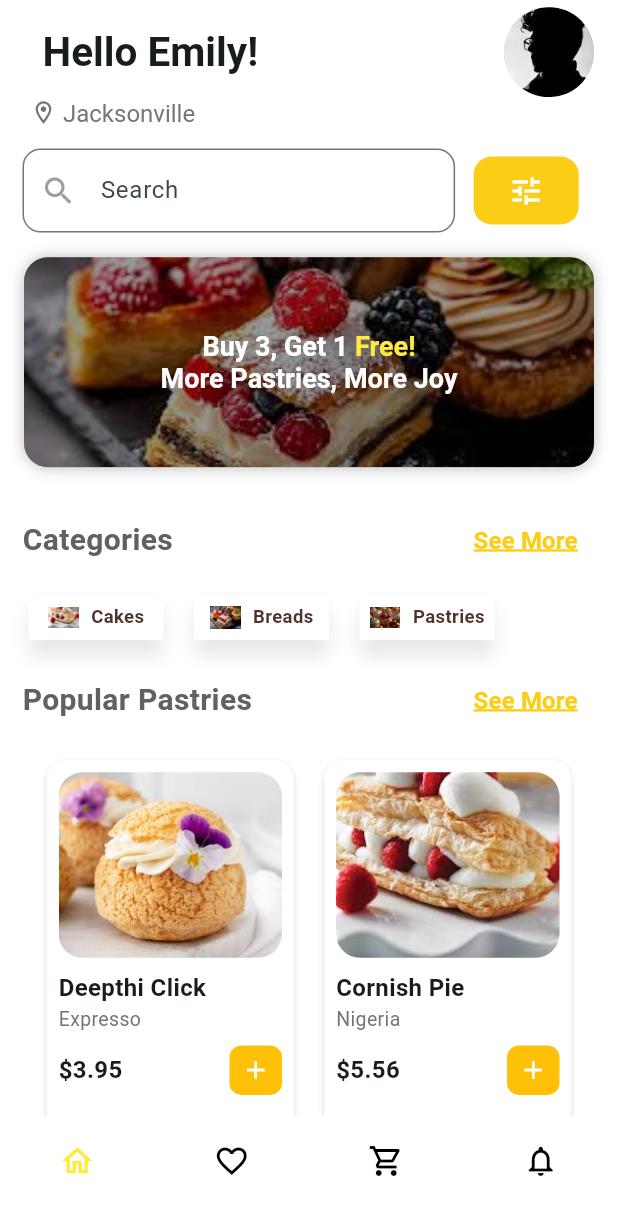
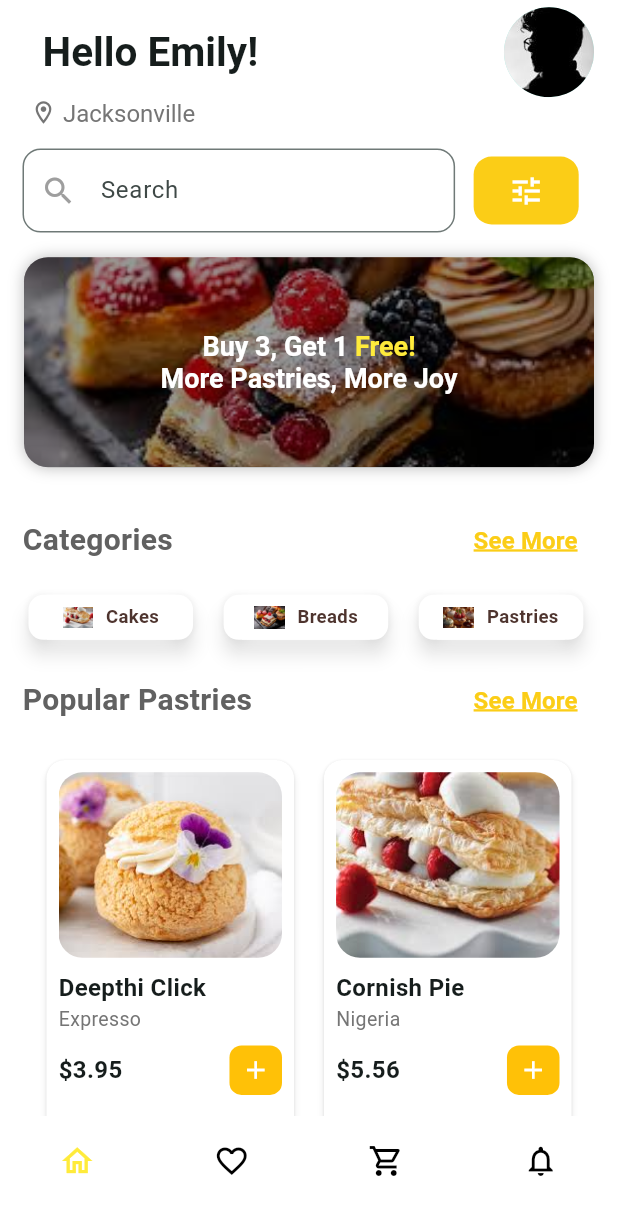
Before and after one commit to OBEDTITUS/Pastries_App, a Flutter app: the screen it shows after launch, after a tap on "Login", on a phone screen of 412 x 824 dp. Shown: the top 1215 px of the screen. Run offline on Flutter 3.47's test engine with Material 3 defaults, Android fonts, the phone set to English and light mode, and no system bars.

Commit message:
Initial commit

```diff
--- a/lib/components.dart/categorycard.dart
+++ b/lib/components.dart/categorycard.dart
@@ -9,13 +9,16 @@ class CategoryCard extends StatelessWidget {
   @override
   Widget build(BuildContext context) {
     return Card(
+      color: Colors.white,
       elevation: 5,
       shadowColor: Colors.white,
       shape: RoundedRectangleBorder(borderRadius: BorderRadius.circular(10)),
       child: Container(
-        // margin: const EdgeInsets.symmetric(horizontal: 1),
+        margin: EdgeInsets.symmetric(
+          horizontal: MediaQuery.of(context).size.width * 0.03,
+        ),
         height: 30,
-        width: 90,
+        width: 85,
         decoration: BoxDecoration(
           color: Colors.white,
           boxShadow: [BoxShadow(color: Colors.white, blurRadius: 10)],
--- a/lib/components.dart/foodtemcard.dart
+++ b/lib/components.dart/foodtemcard.dart
@@ -23,7 +23,8 @@ class FoodItemCard extends StatelessWidget {
       elevation: 2,
       color: Colors.white,
       child: Container(
-        width: 140,
+        //height: double.infinity,
+        width: MediaQuery.of(context).size.width * 0.15,
         margin: const EdgeInsets.all(8),
         child: Column(
           crossAxisAlignment: CrossAxisAlignment.start,
@@ -51,7 +52,7 @@ class FoodItemCard extends StatelessWidget {
             SizedBox(height: MediaQuery.of(context).size.height * 0.01),
 
             Row(
-              mainAxisAlignment: MainAxisAlignment.spaceBetween,
+              mainAxisAlignment: MainAxisAlignment.start,
               children: [
                 Text(
                   '\$${price.toStringAsFixed(2)}',
@@ -60,6 +61,7 @@ class FoodItemCard extends StatelessWidget {
                     fontWeight: FontWeight.bold,
                   ),
                 ),
+                Spacer(flex: 1),
                 InkWell(
                   onTap: onAdd,
                   child: Container(
--- a/lib/components.dart/newtextbutton.dart
+++ b/lib/components.dart/newtextbutton.dart
@@ -14,7 +14,7 @@ class Newtextbutton extends StatelessWidget {
   Widget build(BuildContext context) {
     return TextButton(
       style: TextButton.styleFrom(
-        padding: EdgeInsets.symmetric(horizontal: 16, vertical: 5),
+        padding: EdgeInsets.symmetric(horizontal: 16),
         backgroundColor: Colors.transparent,
         shape: RoundedRectangleBorder(
           borderRadius: BorderRadius.circular(8),
```
